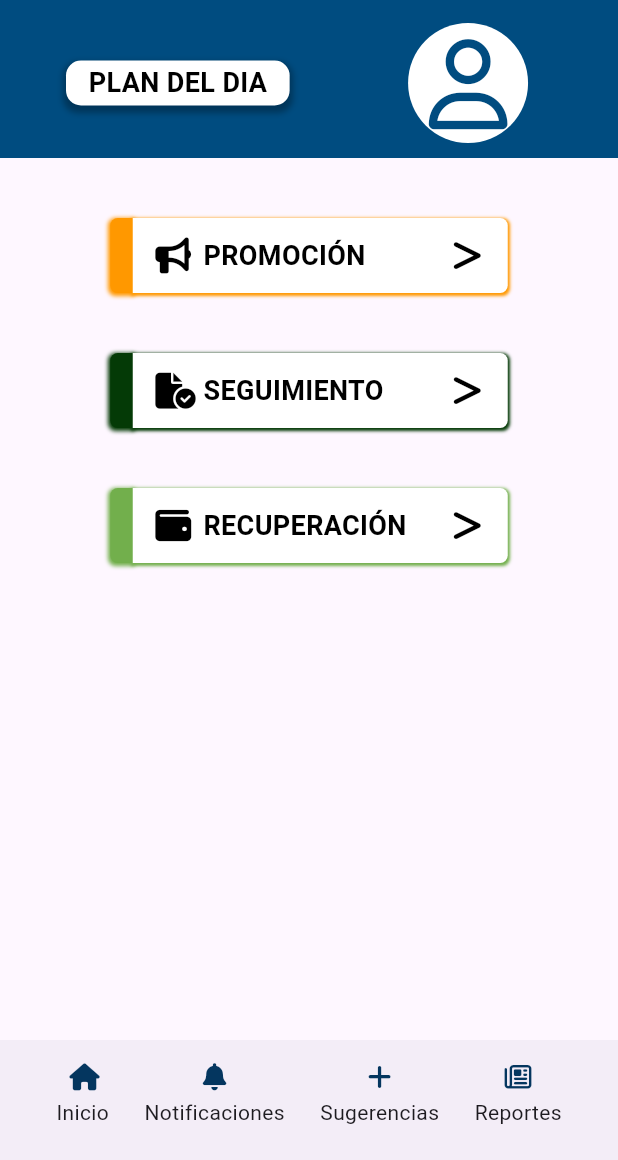
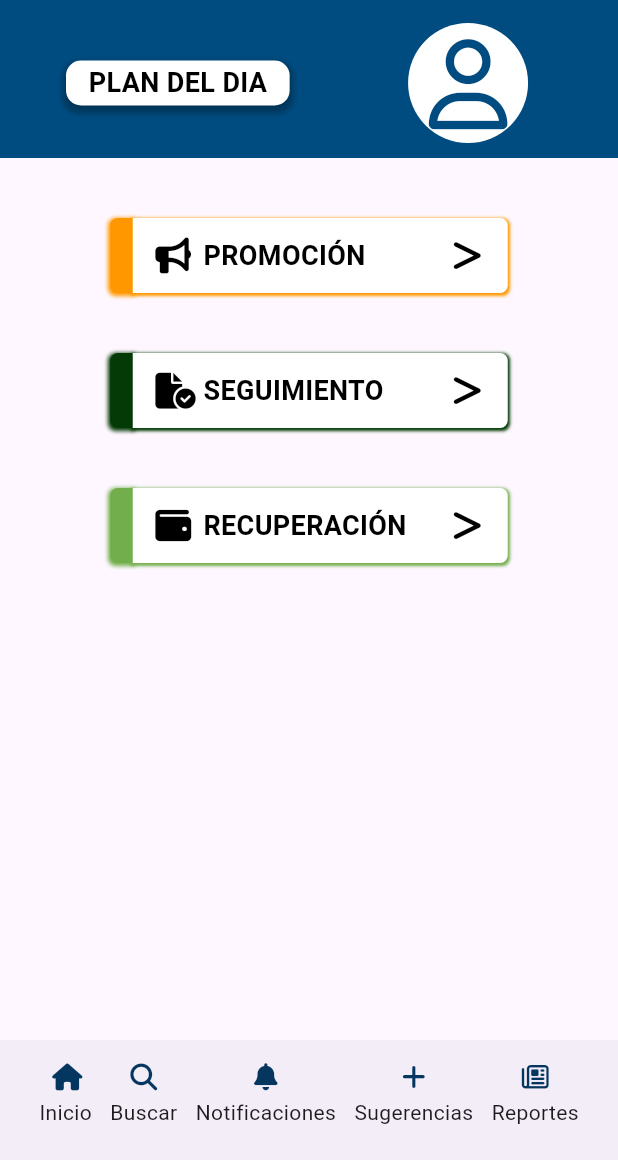
Before and after one commit to Rmila03/AppRutasdg, a Flutter app: the MyPlanDiarioPage screen opened directly, on a phone screen of 412 x 824 dp, the part 76-1236 px from its top. Run offline on Flutter 3.47's test engine with Material 3 defaults, Android fonts, the phone set to English and light mode, and no system bars; our stand-ins replace font_awesome_flutter, google_maps_flutter, month_picker_dialog, syncfusion_flutter_charts.

Commit message:
modificacione tabbar

```diff
--- a/lib/widgets/tabbar.dart
+++ b/lib/widgets/tabbar.dart
@@ -16,6 +16,12 @@ class TabBarBottom extends StatelessWidget {
         BottomAction(
           label: "Inicio",
           icon: FontAwesomeIcons.house,
+          iconColor: Color.fromARGB(255, 4, 54, 95),
+          iconSize: 18.0,
+        ),
+        BottomAction(
+          label: "Buscar",
+          icon: FontAwesomeIcons.magnifyingGlass,
           iconColor: Color.fromARGB(255, 4, 54, 95),
           iconSize: 18.0,
         ),
```
